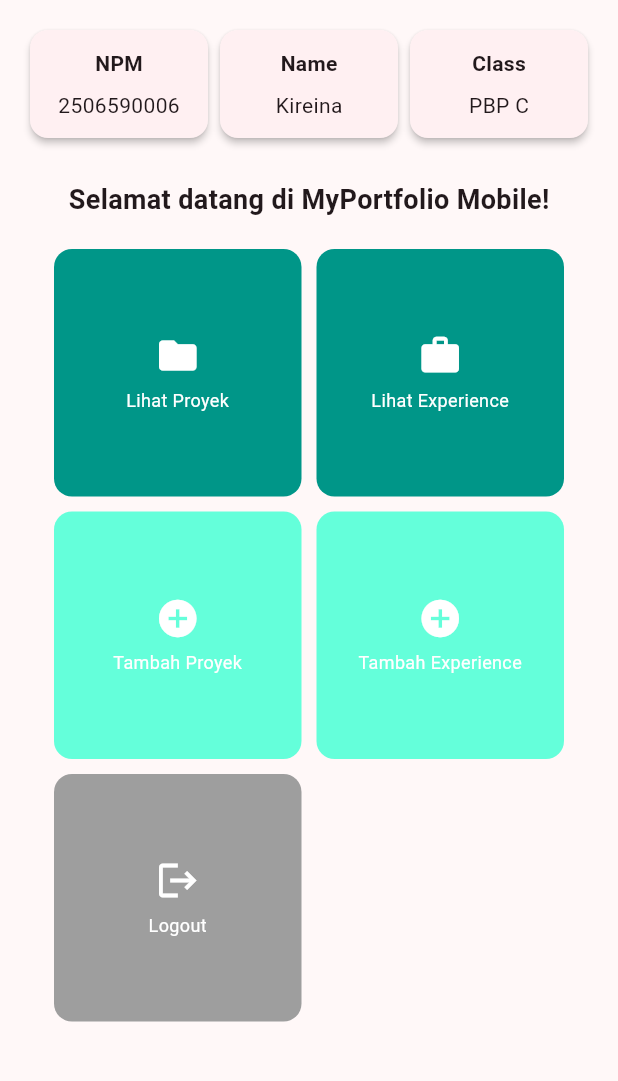
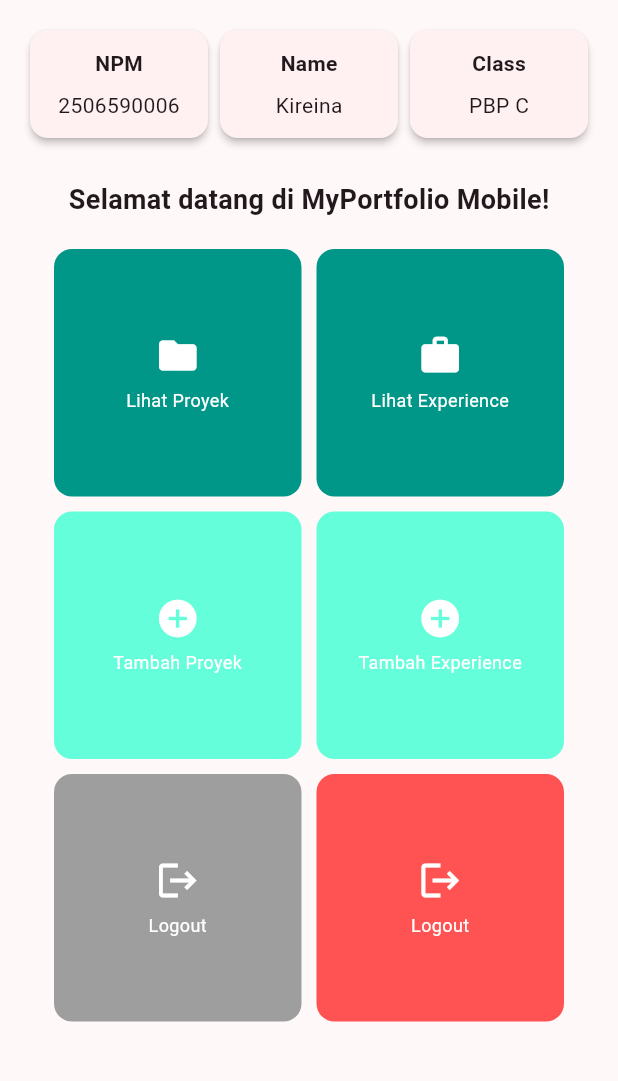
Before and after one commit to kireinaura12/myportofolio_mobile, a Flutter app: the screen it shows after launch, on a phone screen of 412 x 824 dp, the part 84-1165 px from its top. Run offline on Flutter 3.47's test engine with Material 3 defaults, Android fonts, the phone set to English and light mode, and no system bars; our stand-ins replace material_ui; generated files the repository leaves out were written again.

Commit message:
feat: add logout card

```diff
--- a/lib/screens/menu.dart
+++ b/lib/screens/menu.dart
@@ -14,6 +14,7 @@ class MyHomePage extends StatelessWidget {
     ItemHomepage("Tambah Proyek", Icons.add_circle, Colors.tealAccent),
     ItemHomepage("Tambah Experience", Icons.add_circle, Colors.tealAccent),
     ItemHomepage("Logout", Icons.logout, Colors.grey),
+    ItemHomepage("Logout", Icons.logout, Colors.redAccent),
   ];
 
   @override
```
